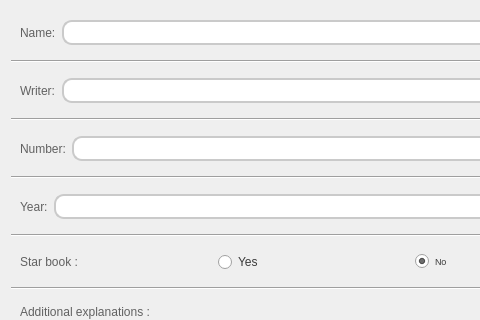
First picture: the form in bookAdd.ui, repository HoseinMortezaei/yourLibrary, before the edit; both pictures show x 0 to 480 and y 0 to 320 of the 627 by 556 pixel window.
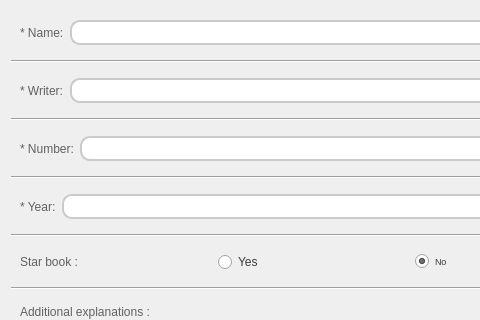
Second picture: the form after the edit. Icons and pictures are not drawn.

Commit message: adding book complete!

Diff of the .ui file:
```diff
--- a/bookAdd.ui
+++ b/bookAdd.ui
@@ -115,7 +115,7 @@
       <item>
        <widget class="QLabel" name="label_2">
         <property name="text">
-         <string>Name:</string>
+         <string>* Name:</string>
         </property>
        </widget>
       </item>
@@ -145,7 +145,7 @@
       <item>
        <widget class="QLabel" name="label">
         <property name="text">
-         <string>Writer:</string>
+         <string>* Writer:</string>
         </property>
        </widget>
       </item>
@@ -175,7 +175,7 @@
       <item>
        <widget class="QLabel" name="label_4">
         <property name="text">
-         <string>Number:</string>
+         <string>* Number:</string>
         </property>
        </widget>
       </item>
@@ -205,7 +205,7 @@
       <item>
        <widget class="QLabel" name="label_3">
         <property name="text">
-         <string>Year:</string>
+         <string>* Year:</string>
         </property>
        </widget>
       </item>
```
The commit also changes 1 other file.
